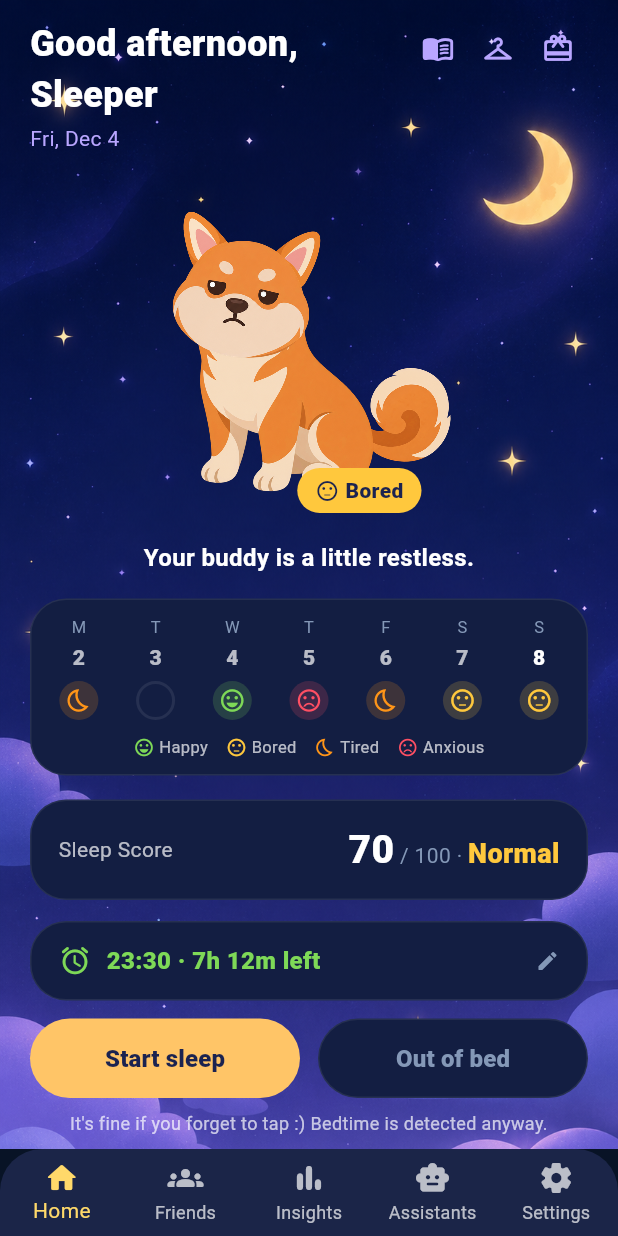
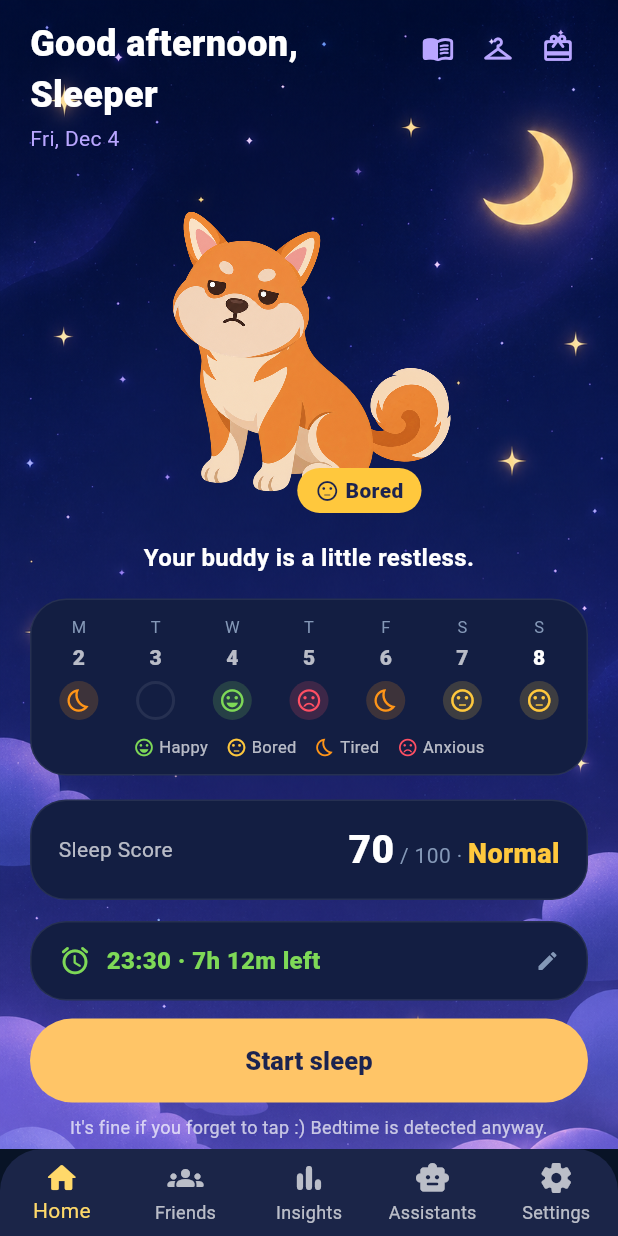
Before and after one commit to Nathan-0227/Sonnap-Project, a Flutter app: the screen it shows after launch, on a phone screen of 412 x 824 dp. Run offline on Flutter 3.47's test engine with Material 3 defaults, Android fonts, the phone set to English and light mode, and no system bars; our stand-ins replace lottie; accounts and stored records are empty.

Commit message:
feat(home): 首頁只留 Start sleep，下床在睡覺畫面裡按
Co-Authored-By: Claude Opus 5.5 <noreply@anthropic.com>

```diff
--- a/app/lib/screens/home_screen.dart
+++ b/app/lib/screens/home_screen.dart
@@ -168,15 +168,6 @@ class _HomeScreenState extends State<HomeScreen> with WidgetsBindingObserver {
 
   Future<void> _startSleep() async {
     await widget.bedMarks.markStart(widget.clock());
-    await _loadMarks();
-  }
-
-  /// 只有「開始了、沒結束、又已經超過睡覺畫面的 14 小時」才按得到——
-  /// 未滿 14 小時的話，畫面早就被睡覺畫面佔住了。
-  bool get _hasOpenStart => _marks.startAt != null && _marks.endAt == null;
-
-  Future<void> _outOfBed() async {
-    await widget.bedMarks.markEnd(widget.clock());
     await _loadMarks();
   }
 
@@ -776,48 +767,26 @@ class _HomeScreenState extends State<HomeScreen> with WidgetsBindingObserver {
 
   // ── 上床／下床按鈕 ────────────────────────────────────────────
 
+  /// 首頁只有 Start sleep（2026-11-12 使用者定案）：下床在睡覺畫面裡按。
   Widget _buildBedButtons() {
     return Column(
       children: [
-        Row(
-          children: [
-            Expanded(
+        SizedBox(
+          width: double.infinity,
           child: FilledButton(
             key: const Key('start-sleep'),
             onPressed: _startSleep,
             style: FilledButton.styleFrom(
               backgroundColor: const Color(0xFFFFC567),
               foregroundColor: const Color(0xFF1B2350),
-                  padding: const EdgeInsets.symmetric(vertical: 15),
+              padding: const EdgeInsets.symmetric(vertical: 16),
               shape: const StadiumBorder(),
             ),
             child: const Text(
               'Start sleep',
-                  style: TextStyle(fontSize: 16, fontWeight: FontWeight.w800),
+              style: TextStyle(fontSize: 17, fontWeight: FontWeight.w800),
             ),
           ),
-            ),
-            const SizedBox(width: SonnapColors.gap),
-            Expanded(
-              child: OutlinedButton(
-                key: const Key('out-of-bed'),
-                // 平常按不到：開始之後的 14 小時內畫面被睡覺畫面佔住。
-                onPressed: _hasOpenStart ? _outOfBed : null,
-                style: OutlinedButton.styleFrom(
-                  foregroundColor: SonnapColors.textPrimary,
-                  disabledForegroundColor: SonnapColors.textMuted,
-                  backgroundColor: SonnapColors.card,
-                  side: const BorderSide(color: SonnapColors.cardBorder),
-                  padding: const EdgeInsets.symmetric(vertical: 15),
-                  shape: const StadiumBorder(),
-                ),
-                child: const Text(
-                  'Out of bed',
-                  style: TextStyle(fontSize: 16, fontWeight: FontWeight.w800),
-                ),
-              ),
-            ),
-          ],
         ),
         const SizedBox(height: 8),
         // ⚠️ 這句話很重要：它是使用者唯一會看到的「不按也沒關係」。
```
Also changed, not shown: 1 other file. Lines whose indentation alone changed are shown as unchanged.
